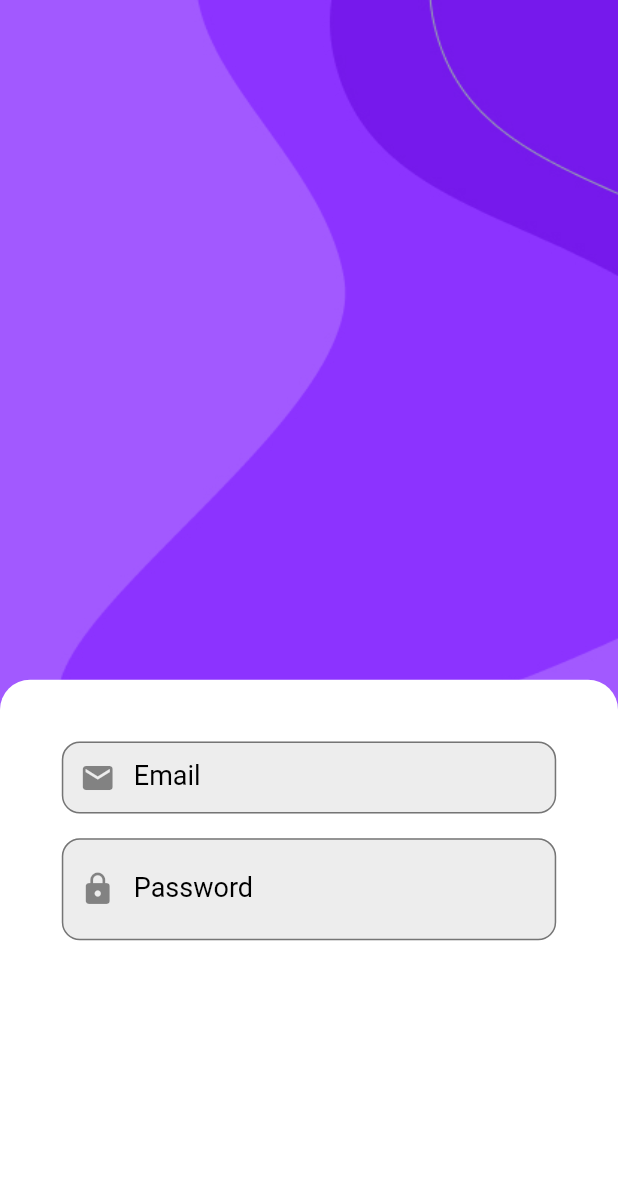
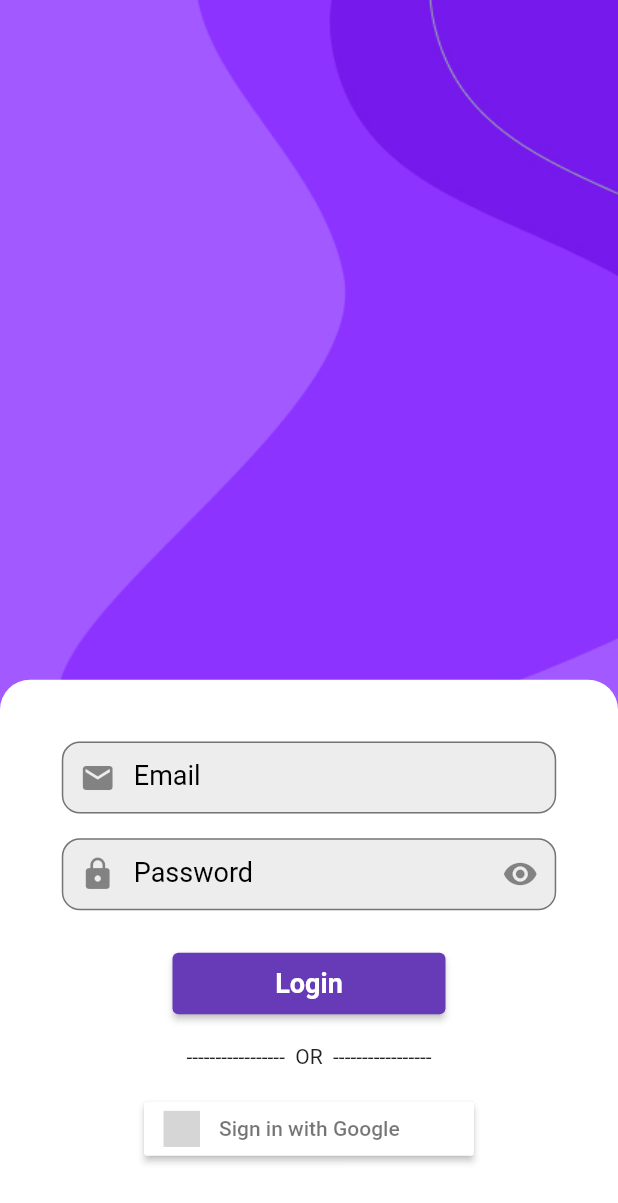
Before and after one commit to mortal-ghost/Event-Manager-App, a Flutter app: the screen it shows after launch, after a tap on "Sign In", on a phone screen of 412 x 824 dp. Shown: the top 1203 px of the screen. Run offline on Flutter 3.47's test engine with Material 2 defaults, Android fonts, the phone set to English and light mode, and no system bars; our stand-ins replace flutter_signin_button; grey boxes are pictures that could not be loaded.

Commit message:
UI update

```diff
--- a/lib/main.dart
+++ b/lib/main.dart
@@ -7,9 +7,9 @@ void main() {
     MaterialApp(
       theme: ThemeData(
         colorScheme: ColorScheme.fromSwatch(
-          primarySwatch: Colors.cyan,
+          primarySwatch: Colors.deepPurple,
         ).copyWith(
-          secondary: Colors.cyanAccent
+          secondary: Colors.purple,
         )
       ),
       home: const MyApp(),
--- a/lib/screens/login.dart
+++ b/lib/screens/login.dart
@@ -1,5 +1,7 @@
 import 'package:event_manager_app/globals/decorations.dart';
 import 'package:flutter/material.dart';
+import 'package:flutter_signin_button/flutter_signin_button.dart';
+import 'package:event_manager_app/main.dart';
 
 class Login extends StatefulWidget {
   const Login({Key? key}) : super(key: key);
@@ -99,7 +101,7 @@ class _LoginState extends State<Login> {
                                   decoration: textInputDecoration.copyWith(
                                       labelText: "Password",
                                       prefixIcon: const Icon(Icons.lock),
-                                      suffix: IconButton(
+                                      suffixIcon: IconButton(
                                           icon: eyeIcon(),
                                         onPressed: togglePass,
                                       )
@@ -116,7 +118,48 @@ class _LoginState extends State<Login> {
                                       return "Password must be of minimum 8 characters!";
                                     }
                                   },
-                                )
+                                ),
+                                SizedBox(
+                                  height: screenSize['height'] * 0.03,
+                                ),
+                                ElevatedButton(
+                                    onPressed: () {
+                                      setState(() {
+                                        Navigator.pop(
+                                            context,
+                                            // MaterialPageRoute(builder: (context) => const MyApp())
+                                        );
+                                      });
+                                    },
+                                    child: Container(
+                                      width: 150.0,
+                                      alignment: Alignment.center,
+                                      padding: const EdgeInsets.all(10.0),
+                                      decoration: const BoxDecoration(
+                                          borderRadius: BorderRadius.all(Radius.circular(20.0))
+                                      ),
+                                      child: const Text(
+                                        'Login',
+                                        style: TextStyle(
+                                            fontWeight: FontWeight.bold,
+                                            fontSize: 18.0,
+                                        ),
+                                      ),
+                                  ),
+                                ),
+                                SizedBox(
+                                  height: screenSize['height'] * 0.02,
+                                ),
+                                const Text(
+                                  "-----------------  OR  -----------------"
+                                ),
+                                SizedBox(
+                                  height: screenSize['height'] * 0.02,
+                                ),
+                                SignInButton(
+                                  Buttons.Google,
+                                  onPressed: (){},
+                                ),
                               ],
                             ),
                           ),
--- a/pubspec.yaml
+++ b/pubspec.yaml
@@ -34,6 +34,7 @@ dependencies:
   # The following adds the Cupertino Icons font to your application.
   # Use with the CupertinoIcons class for iOS style icons.
   cupertino_icons: ^1.0.2
+  flutter_signin_button: ^2.0.0
 
 dev_dependencies:
   flutter_test:
```
Also changed, not shown: pubspec.lock.
